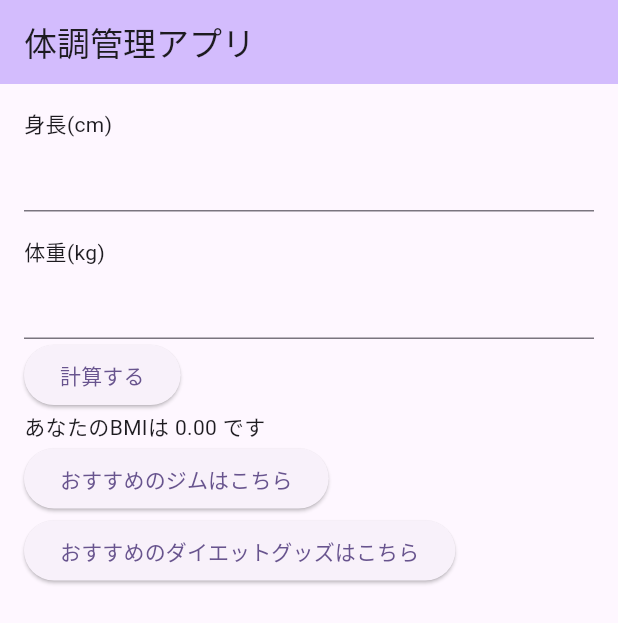
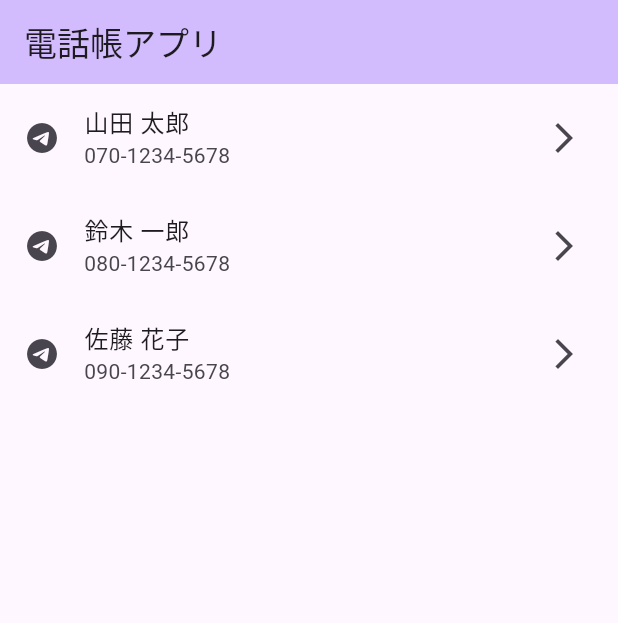
Before and after one commit to kobarmn/studyfirstudemy, a Flutter app: the screen it shows after launch, on a phone screen of 412 x 824 dp. Shown: the top 623 px of the screen. Run offline on Flutter 3.47's test engine with Material 3 defaults, Android fonts, the phone set to English and light mode, and no system bars.

Commit message:
電話帳アプリ作成

```diff
--- a/lib/main.dart
+++ b/lib/main.dart
@@ -13,9 +13,8 @@ class MyApp extends StatelessWidget {
       title: 'Flutter Demo',
       theme: ThemeData(
         colorScheme: ColorScheme.fromSeed(seedColor: Colors.deepPurple),
-        // useMaterial3: true, // Material 3 を使う場合は有効に
       ),
-      home: const MyHomePage(title: '体調管理アプリ'),
+      home: const MyHomePage(title: '電話帳アプリ'),
     );
   }
 }
@@ -31,131 +30,41 @@ class MyHomePage extends StatefulWidget {
 
 class _MyHomePageState extends State<MyHomePage> {
 
-  void _pushPage() {
-    Navigator.push(
-      context, // State オブジェクトの context プロパティを使用
-      MaterialPageRoute(
-        builder: (context) {
-          return NextPage(id: 1, name: 'エニタイムフィットネス');
-        },
-      ),
-    );
-  }
+  List<Map<String, String>> contacts = [
+    {'name': '山田 太郎', 'number': '070-1234-5678', 'address' : '東京都'},
+    {'name': '鈴木 一郎', 'number': '080-1234-5678', 'address' : '神奈川県'},
+    {'name': '佐藤 花子', 'number': '090-1234-5678', 'address' : '大阪府'},
+  ];
 
-  // _modalPage は定義されていますが使用されていません。必要なければ削除しても構いません。
-  void _modalPage() {
-    Navigator.push(
-      context, // State オブジェクトの context プロパティを使用
-      MaterialPageRoute(
-        builder: (context) {
-          return NextPage(id: 2, name: '腹筋ローラー');
-        },
-        fullscreenDialog: true,
-      ),
-    );
-  }
 
-  //変数定義
-  double _height = 0.0;
-  double _weight = 0.0;
-  double _bmi = 0.0;
 
   @override
   Widget build(BuildContext context) {
     return Scaffold(
       appBar: AppBar(
-        backgroundColor: Theme
-            .of(context)
-            .colorScheme
-            .inversePrimary,
+        backgroundColor: Theme.of(context).colorScheme.inversePrimary,
         title: Text(widget.title),
       ),
-      body: Padding(
-        padding: const EdgeInsets.all(16.0),
-        child: Column(
-          crossAxisAlignment: CrossAxisAlignment.start,
+      body: Center(
+        child: ListView(
           children: [
-            const Text('身長(cm)'), // const を追加
-            TextField(
-              keyboardType: TextInputType.number, // 数字キーボードを表示
-              onChanged: (value) {
-                // 入力が数字に変換できない場合は 0 とし、メートルに変換
-                _height = (double.tryParse(value) ?? 0) / 100;
-              },
+            ListTile(
+              leading:  Icon(Icons.telegram),
+              title:    Text(contacts[0]['name'] ?? '名前が未登録です。'),
+              subtitle: Text(contacts[0]['number'] ?? '電話番号が未登録です。'),
+              trailing: Icon(Icons.arrow_forward_ios),
             ),
-            const SizedBox(height: 16), // const を追加
-            const Text('体重(kg)'), // const を追加
-            TextField(
-              keyboardType: TextInputType.number, // 数字キーボードを表示
-              onChanged: (value) {
-                // 入力が数字に変換できない場合は 0 とし、そのまま kg
-                _weight = (double.tryParse(value) ?? 0);
-              },
+            ListTile(
+              leading:  Icon(Icons.telegram),
+              title:    Text(contacts[1]['name'] ?? '名前がありません。'),
+              subtitle: Text(contacts[1]['number'] ?? '電話番号が未登録です。'),
+              trailing: Icon(Icons.arrow_forward_ios),
             ),
-            ElevatedButton(
-              onPressed: () {
-                // 身長または体重が 0 以下なら BMI を 0 にする
-                if (_height <= 0 || _weight <= 0) { // 条件を少し整理
-                  setState(() {
-                    _bmi = 0;
-                  });
-                  // return; // BMI が 0 の場合も下のTextは更新されるため return は不要
-                } else {
-                  // 身長と体重が正の値なら BMI を計算
-                  setState(() {
-                    _bmi = _weight / (_height * _height);
-                  });
-                }
-              },
-              child: Text('計算する'),
-            ),
-            Text('あなたのBMIは ${_bmi.toStringAsFixed(2)} です'), // 小数点以下2桁で表示
-            ElevatedButton(
-                onPressed: () {
-                  // NextPage へ遷移
-                  _pushPage();
-                },
-                child: Text('おすすめのジムはこちら')
-            ),
-            ElevatedButton(onPressed: () {
-              _modalPage();
-            }, child: Text('おすすめのダイエットグッズはこちら'))
-          ],
-        ),
-      ),
-    );
-  }
-}
-
-class NextPage extends StatelessWidget {
-  //コンストラクタで受け取る引数を追加
-  NextPage({required this.id, required this.name});
-
-  //受け取る引数の変数を定義
-  final int id;
-  final String name;
-
-  @override
-  Widget build(BuildContext context) {
-    return Scaffold(
-      appBar: AppBar(
-        title: const Text('詳細情報'),
-      ),
-      body: Center(
-        child: Column(
-          mainAxisAlignment: MainAxisAlignment.center,
-          children: [
-            Text(
-              '詳細ページです。id=[$id] name=[$name]',
-              style: TextStyle(fontSize: 16),
-            ),
-            SizedBox(height: 24),
-            ElevatedButton(
-                onPressed: () {
-                  // 前のページに戻る処理
-                  Navigator.pop(context);
-                },
-                child: Text(id == 1 ? '戻る' : '閉じる')
+            ListTile(
+              leading:  Icon(Icons.telegram),
+              title:    Text(contacts[2]['name'] ?? '名前がありません。'),
+              subtitle: Text(contacts[2]['number'] ?? '電話番号が未登録です。'),
+              trailing: Icon(Icons.arrow_forward_ios),
             ),
           ],
         ),
```
